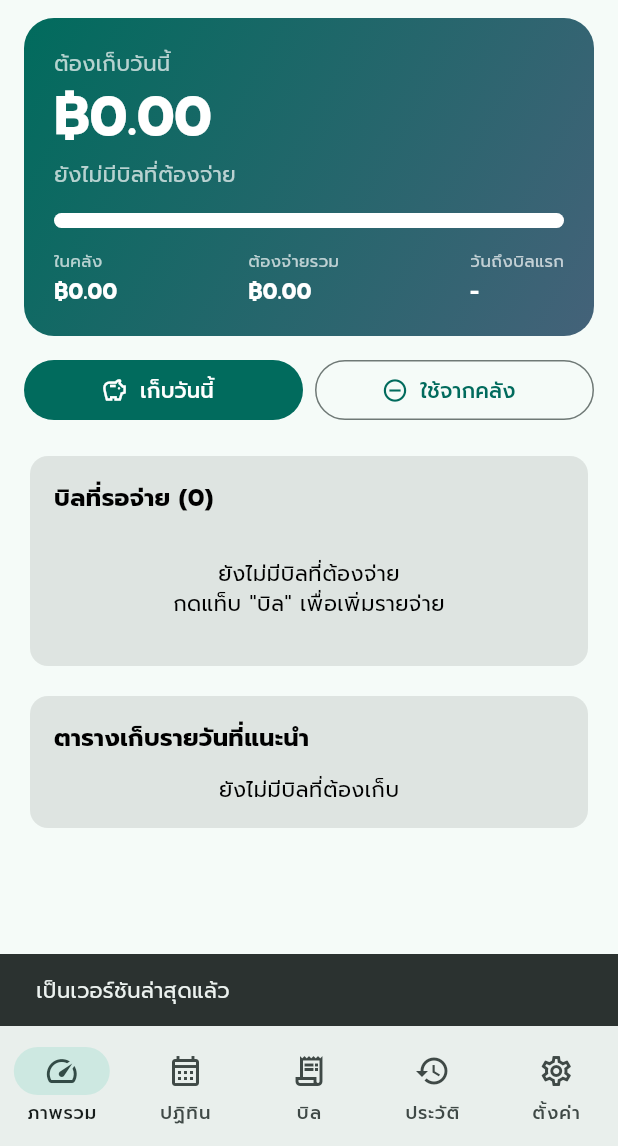
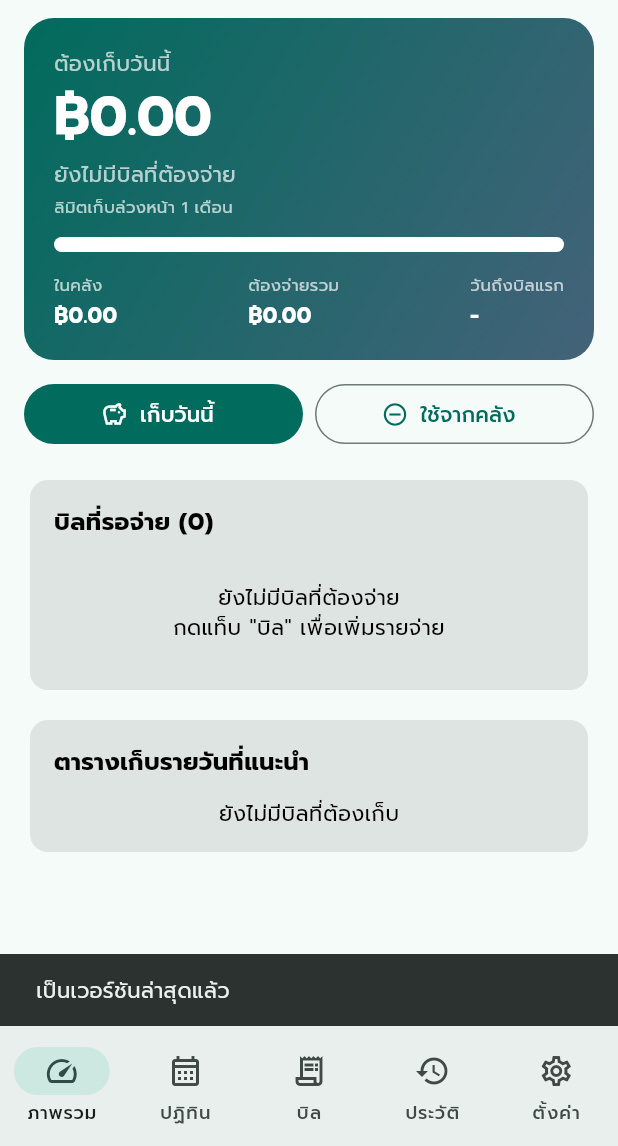
Before and after one commit to NitiphonC/billander, a Flutter app: the screen it shows after launch, after a tap on the "refresh" icon, on a phone screen of 412 x 824 dp, the part 90-1236 px from its top. Run offline on Flutter 3.47's test engine with Material 3 defaults, Android fonts, the phone set to English and light mode, and no system bars; our stand-ins replace flutter_local_notifications, package_info_plus, shared_preferences, sqflite, timezone; accounts and stored records are empty.

Commit message:
fix(settings): clarify global vs per-bill save-ahead + add 13 setting tests

```diff
--- a/docs/version.json
+++ b/docs/version.json
@@ -1 +1 @@
-{"app_name":"billandar","version":"0.1.2","build_number":"3","package_name":"billandar"}
+{"app_name":"billandar","version":"0.1.3","build_number":"4","package_name":"billandar"}
--- a/lib/ui/dashboard_screen.dart
+++ b/lib/ui/dashboard_screen.dart
@@ -161,7 +161,13 @@ class DashboardScreen extends StatelessWidget {
             plan.note ?? '',
             style: const TextStyle(color: Colors.white70),
           ),
-          const SizedBox(height: 16),
+          const SizedBox(height: 4),
+          Text(
+            'ลิมิตเก็บล่วงหน้า ${state.defaultSaveAheadMonths} เดือน'
+            '${plan.excludedCount > 0 ? ' · มี ${plan.excludedCount} บิลรอนอกช่วง' : ''}',
+            style: const TextStyle(color: Colors.white70, fontSize: 11),
+          ),
+          const SizedBox(height: 12),
           ClipRRect(
             borderRadius: BorderRadius.circular(8),
             child: LinearProgressIndicator(
--- a/lib/ui/settings_screen.dart
+++ b/lib/ui/settings_screen.dart
@@ -42,6 +42,8 @@ class SettingsScreen extends StatelessWidget {
   @override
   Widget build(BuildContext context) {
     final theme = Theme.of(context);
+    final finalOverrides =
+        state.bills.where((b) => b.saveAheadMonths != null).toList();
     return SafeArea(
       child: ListView(
         padding: const EdgeInsets.fromLTRB(16, 12, 16, 24),
@@ -108,7 +110,7 @@ class SettingsScreen extends StatelessWidget {
                       label: 'จำนวนเดือน',
                     );
                     if (value == null) return;
-                    final months = int.tryParse(value);
+                    final months = int.tryParse(value.trim());
                     if (months == null || months < 1) {
                       if (context.mounted) {
                         showMessage(context, 'กรอกจำนวนเดือนให้ถูกต้อง');
@@ -119,10 +121,39 @@ class SettingsScreen extends StatelessWidget {
                       settingDefaultSaveAheadMonths,
                       months.toString(),
                     );
+                    if (context.mounted) {
+                      showMessage(context, 'ตั้งค่าลิมิตเป็น $months เดือนแล้ว');
+                    }
                   },
                   icon: const Icon(Icons.date_range),
                   label: const Text('เปลี่ยนค่าตั้งต้น'),
                 ),
+                if (finalOverrides.isNotEmpty) ...[
+                  const SizedBox(height: 10),
+                  Text(
+                    'บิลที่ตั้งแยกไว้ (ไม่ตามค่าตั้งต้น)',
+                    style: theme.textTheme.labelLarge,
+                  ),
+                  for (final bill in finalOverrides)
+                    Padding(
+                      padding: const EdgeInsets.only(top: 4),
+                      child: Row(
+                        children: [
+                          const Icon(Icons.tune, size: 14),
+                          const SizedBox(width: 6),
+                          Expanded(child: Text(bill.title)),
+                          Text('${bill.saveAheadMonths} เดือน'),
+                        ],
+                      ),
+                    ),
+                ] else
+                  Padding(
+                    padding: const EdgeInsets.only(top: 8),
+                    child: Text(
+                      'ยังไม่มีบิลที่ตั้งแยก — ทุกบิลใช้ค่าตั้งต้น',
+                      style: theme.textTheme.bodySmall,
+                    ),
+                  ),
               ],
             ),
           ),
--- a/pubspec.yaml
+++ b/pubspec.yaml
@@ -1,7 +1,7 @@
 name: billandar
 description: แอพเก็บเงินรายวันเพื่อจ่ายบิลตามวันจ่ายแบบกองกลางเดียว
 publish_to: "none"
-version: 0.1.2+3
+version: 0.1.3+4
 
 environment:
   sdk: ">=3.4.0 <4.0.0"
```
Also changed, not shown: lib/ui/bills_screen.dart (+19 -2 lines), update.json (+4 -4 lines), docs/assets/fonts/MaterialIcons-Regular.otf, 6 other files.
